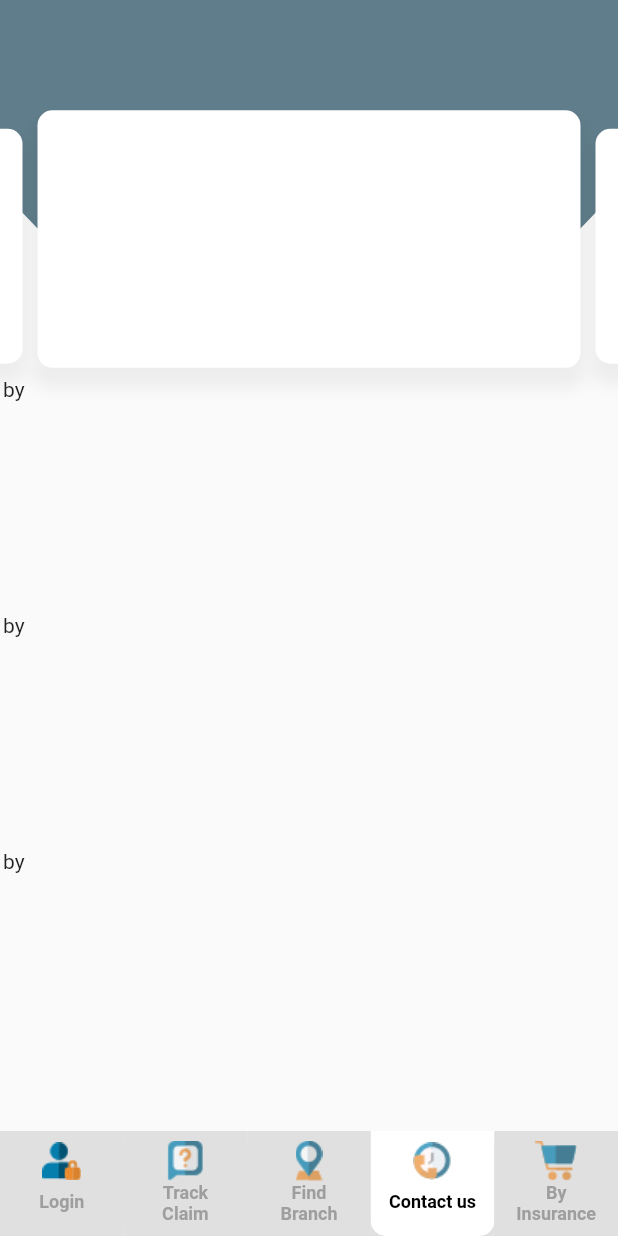
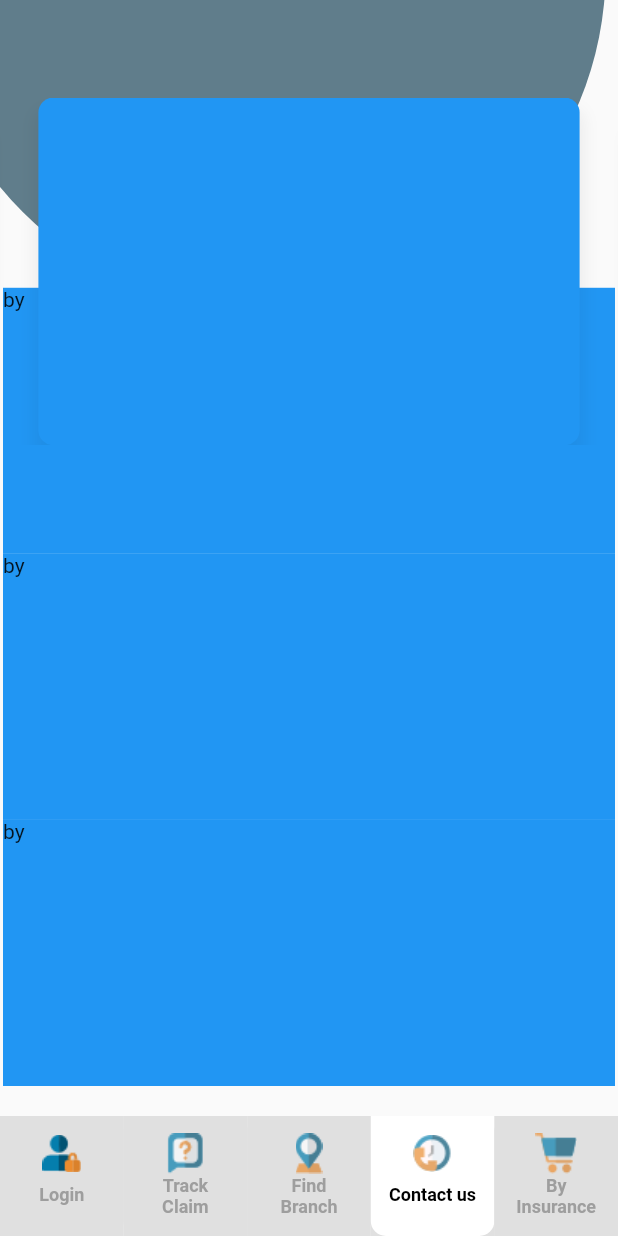
Before and after one commit to mfodat/flutter_app, a Flutter app: the screen it shows after launch, on a phone screen of 412 x 824 dp. Run offline on Flutter 3.47's test engine with Material 2 defaults, Android fonts, the light colour scheme and no system bars; drawn by our look-alikes of carousel_slider; our stand-ins replace dio, local_auth, shared_preferences, sqflite; accounts and stored records are empty.

Commit message:
home page2

```diff
--- a/lib/main.dart
+++ b/lib/main.dart
@@ -1,5 +1,6 @@
 import 'package:flutter/material.dart';
 import 'package:flutter/services.dart';
+import 'package:carousel_slider/carousel_slider.dart';
 import 'package:local_auth/local_auth.dart';
 
 import 'widgets/bottom_navigation_bar.dart';
@@ -27,6 +28,12 @@ class MyHomePage extends StatefulWidget {
 }
 
 class _MyHomePageState extends State<MyHomePage> {
+  final List  _colors = [
+    Colors.blue,
+    Colors.green,
+    Colors.red,
+  ];
+  int selectedIndex = 0;
   @override
   Widget build(BuildContext context) {
     SystemChrome.setPreferredOrientations([
@@ -36,8 +43,9 @@ class _MyHomePageState extends State<MyHomePage> {
     double screenWidth = MediaQuery.of(context).size.width;
     double screenHight = MediaQuery.of(context).size.height;
     final backgroundColor = Colors.red;
-    double radius = screenWidth * 5 / 4;
-    // double radius = 1000 * screenWidth /screenHight;
+    //double radius = screenWidth * 5 / 4;
+
+    double radius = 800 * screenWidth / (screenHight - 100);
     print('screenWidth $screenWidth');
     print('screenHight $screenHight');
     print('radius $radius');
@@ -49,35 +57,35 @@ class _MyHomePageState extends State<MyHomePage> {
         // backgroundColor: backgroundColor,
         body: Stack(
           children: [
-
             Positioned(
-              top:radius+top+25,
+              top: radius + top + 25,
               //height: 200.0,
               left: 2,
               child: Column(
                 children: [
                   Container(
-                 //   color: Colors.red,
-                    width: screenWidth-4,
-                    height: (screenHight-125-radius-top)/3,
+                    color: _colors[selectedIndex],
+                    width: screenWidth - 4,
+                    height: (screenHight - 125 - radius - top) / 3,
                     child: Text('by'),
                   ),
                   Container(
-                  //  color: Colors.yellow,
-                    width: screenWidth-4,
-                    height: (screenHight-125-radius-top)/3,
+                    color: _colors[selectedIndex],
+                    width: screenWidth - 4,
+                    height: (screenHight - 125 - radius - top) / 3,
                     child: Text('by'),
-                  ), Container(
-                   // color: Colors.blue,
-                    width: screenWidth-4,
-                    height: (screenHight-125-radius-top)/3,
+                  ),
+                  Container(
+                    color: _colors[selectedIndex],
+                    width: screenWidth - 4,
+                    height: (screenHight - 125 - radius - top) / 3,
                     child: Text('by'),
                   ),
                 ],
               ),
             ),
             Positioned(
-              top: screenWidth * -0.7,
+              top: screenWidth * -0.6,
               //height: 200.0,
               left: screenWidth * -1 / 8,
               child: Container(
@@ -97,21 +105,37 @@ class _MyHomePageState extends State<MyHomePage> {
               ),
             ),
             Positioned(
-              top: radius/7,
-              //height: 200.0,
-              left: 25,
-              right: 25,
+              top: radius / 7,
+              left: 0,
+              right: 0,
               child: Column(
                 children: [
-                  Container(
-                  //  color: Colors.black,
-                    width: radius-10,
-                    height: radius/3,
+                  CarouselSlider(
+                    onPageChanged: (index) { print(' index $index');
+                    setState(() {
+                      selectedIndex = (index+1)%3;
+                    });
+                    },
+                    enlargeCenterPage: true,
+                    viewportFraction: 0.9,
+                    items: _colors.map((i) {
+                      return Builder(
+                        builder: (BuildContext context) {
+                          return Container(
+                            width: screenWidth ,
+                            margin: EdgeInsets.symmetric( horizontal: 5),
+                            height: radius / 3,
                             child: Text(' '),
                             decoration: BoxDecoration(
-                      boxShadow: [BoxShadow(color: Colors.black.withOpacity(0.05),
-                      blurRadius: 8.0,spreadRadius: 3,offset: Offset(0,10),),],
-                      color: Colors.white,
+                              boxShadow: [
+                                BoxShadow(
+                                  color: Colors.black.withOpacity(0.05),
+                                  blurRadius: 8.0,
+                                  spreadRadius: 3,
+                                  offset: Offset(0, 10),
+                                ),
+                              ],
+                              color: i,//Colors.white,
                               borderRadius: BorderRadius.only(
                                 bottomRight: Radius.circular(10),
                                 bottomLeft: Radius.circular(10),
@@ -119,12 +143,15 @@ class _MyHomePageState extends State<MyHomePage> {
                                 topLeft: Radius.circular(10),
                               ),
                             ),
+                          );
+                        },
+                      );
+                    }).toList(),
                   ),
-
                 ],
               ),
             ),
-
+/*
             Positioned(
               top: radius/6,
               //height: 200.0,
@@ -180,7 +207,7 @@ class _MyHomePageState extends State<MyHomePage> {
 
                 ],
               ),
-            ),
+            ),*/
           ],
         ),
       ),
--- a/lib/widgets/bottom_navigation_bar.dart
+++ b/lib/widgets/bottom_navigation_bar.dart
@@ -18,7 +18,7 @@ class _MedicalPolicesBottomNavigationBarState
   final notSelectedColor = Colors.grey[300];
   final selectedColor = Colors.white;
   final numberOfIcon = 5;
-  final height = 70.0;
+  final height = 80.0;
   var screenSize;
   int _selectedIndex = 3;
   @override
--- a/pubspec.yaml
+++ b/pubspec.yaml
@@ -46,6 +46,7 @@ dev_dependencies:
   sqflite: ^1.2.0
   path_provider: ^1.5.1
   local_auth: ^0.6.0
+  carousel_slider: ^1.3.0
 # For information on the generic Dart part of this file, see the
 # following page: https://dart.dev/tools/pub/pubspec
 
```
Also changed, not shown: pubspec.lock. Lines whose indentation alone changed are shown as unchanged.
